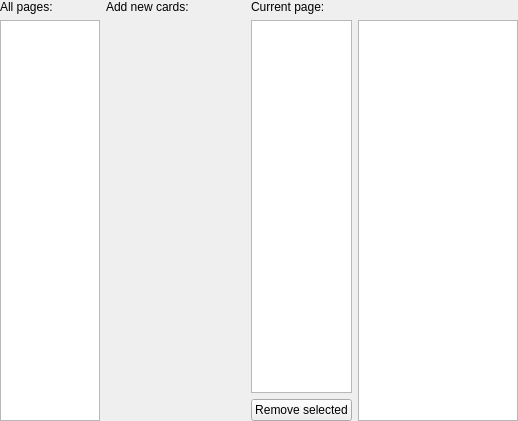
Above: mtg_proxy_printer/resources/ui/central_widget/columnar.ui from luziferius/MTGProxyPrinter before the change. Below: the same form after it.
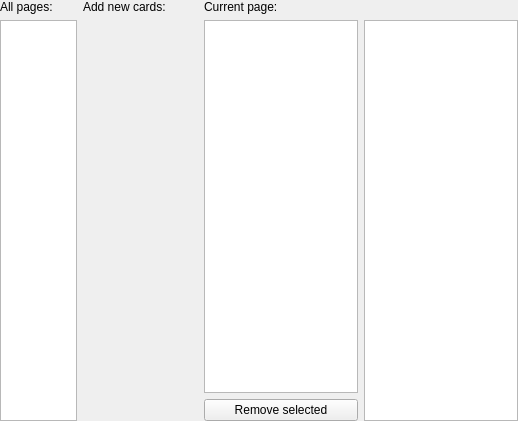
That is the form after the change. Icons and pictures are not drawn. Custom widgets are drawn as their Qt base class.

Commit message:
Adjusted the horizontal scaling weights in the columnar central widget UI for better space usage.
FossilOrigin-Name: 5c5e541246ec773a9acb42d8ad49f53100efc31ff5efadc04fe23ec8cd22ca70

```diff
--- a/mtg_proxy_printer/resources/ui/central_widget/columnar.ui
+++ b/mtg_proxy_printer/resources/ui/central_widget/columnar.ui
@@ -28,7 +28,7 @@
      <property name="sizePolicy">
       <sizepolicy hsizetype="Expanding" vsizetype="Expanding">
        <horstretch>8</horstretch>
-       <verstretch>10</verstretch>
+       <verstretch>1</verstretch>
       </sizepolicy>
      </property>
      <property name="acceptDrops">
@@ -43,8 +43,8 @@
     <widget class="QTableView" name="page_card_table_view">
      <property name="sizePolicy">
       <sizepolicy hsizetype="Expanding" vsizetype="Expanding">
-       <horstretch>5</horstretch>
-       <verstretch>10</verstretch>
+       <horstretch>8</horstretch>
+       <verstretch>1</verstretch>
       </sizepolicy>
      </property>
      <property name="lineWidth">
@@ -100,8 +100,8 @@
     <widget class="VerticalAddCardWidget" name="add_card_widget" native="true">
      <property name="sizePolicy">
       <sizepolicy hsizetype="Expanding" vsizetype="Expanding">
-       <horstretch>7</horstretch>
-       <verstretch>0</verstretch>
+       <horstretch>6</horstretch>
+       <verstretch>1</verstretch>
       </sizepolicy>
      </property>
     </widget>
@@ -110,8 +110,8 @@
     <widget class="QListView" name="document_view">
      <property name="sizePolicy">
       <sizepolicy hsizetype="Expanding" vsizetype="Expanding">
-       <horstretch>5</horstretch>
-       <verstretch>0</verstretch>
+       <horstretch>4</horstretch>
+       <verstretch>1</verstretch>
       </sizepolicy>
      </property>
      <property name="alternatingRowColors">
```
